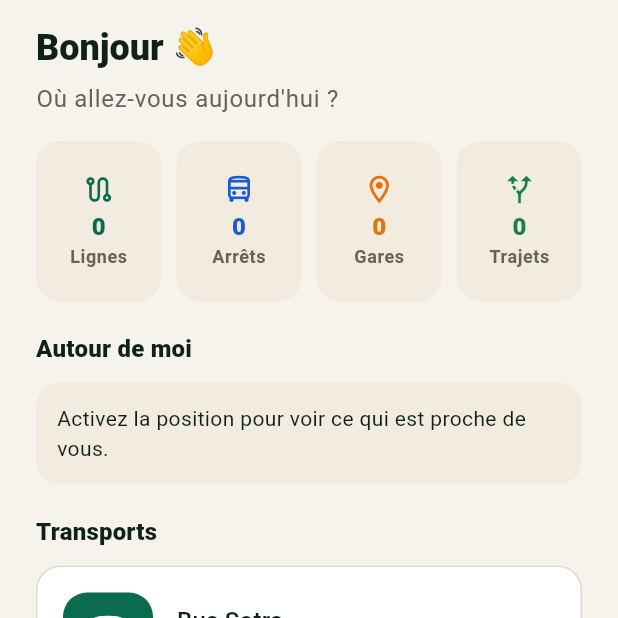
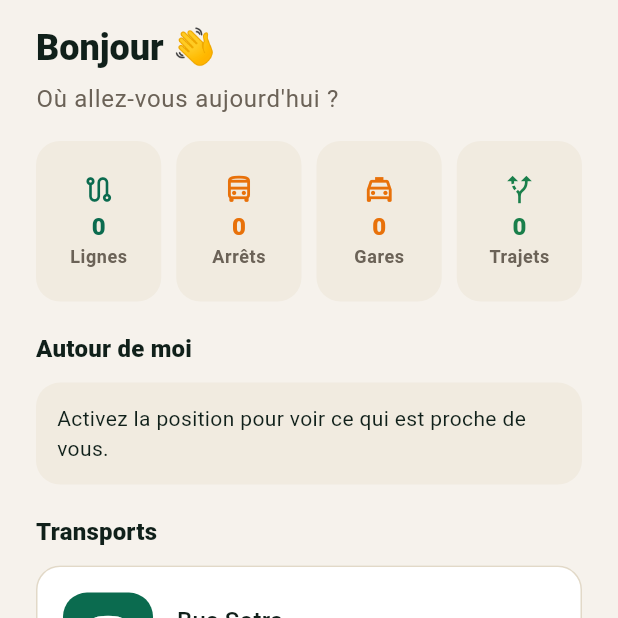
Before and after one commit to sackoba11/mobility, a Flutter app: the PassengerDashboardScreen screen opened directly, on a phone screen of 412 x 824 dp, the top half of it. Run offline on Flutter 3.47's test engine with Material 3 defaults, Android fonts, the phone set to English and light mode, and no system bars; our stand-ins replace cloud_firestore, connectivity_plus, dartz, firebase_auth, firebase_core, flutter_dotenv and 10 more; missing offline and left inert: flutter_foreground_task, flutter_map_location_marker; accounts and stored records are empty; statements that could not run were skipped.

```diff
--- a/lib/views/shell/passenger/screens/passenger_dashboard_screen.dart
+++ b/lib/views/shell/passenger/screens/passenger_dashboard_screen.dart
@@ -5,12 +5,12 @@ import 'package:get/get.dart';
 import '../../../../models/bus/bus_from_realTime/bus_from_db.dart';
 import '../../../../models/transit_stop/transit_stop.dart';
 import '../../../../routes/app_pages.dart';
+import '../../../../utils/constants/app colors/app_colors.dart';
 import '../../../bus/controllers/home_bus_controller.dart';
 import '../../../home/controllers/home_user_controller.dart';
 import '../../../otherCar/controllers/other_car_controller.dart';
 import '../../../stops/controllers/stops_controller.dart';
 import '../../controllers/shell_controller.dart';
-import '../../../../utils/constants/app colors/app_colors.dart';
 
 /// Accueil passager : dashboard général (compteurs, autour de moi,
 /// accès directs aux transports).
@@ -96,11 +96,11 @@ class PassengerDashboardScreen extends GetView<HomeUserController> {
                         icon: Icons.directions_bus_outlined,
                         value: '$stopsCount',
                         label: 'Arrêts',
-                        color: scheme.tertiary,
+                        color: scheme.secondary,
                         onTap: () => Get.toNamed(Paths.stops),
                       ),
                       _StatCard(
-                        icon: Icons.location_on_outlined,
+                        icon: Icons.local_taxi_outlined,
                         value: '$gares',
                         label: 'Gares',
                         color: scheme.secondary,
@@ -401,10 +401,7 @@ class _AroundMeCard extends StatelessWidget {
                   color: context.live.withValues(alpha: 0.15),
                   borderRadius: BorderRadius.circular(12),
                 ),
-                child: Icon(
-                  Icons.directions_bus_filled,
-                  color: context.live,
-                ),
+                child: Icon(Icons.directions_bus_filled, color: context.live),
               ),
               title: Text(
                 busLabel!,
```
Also changed, not shown: lib/common/map/fm_widgets.dart (+9 -1 lines).
